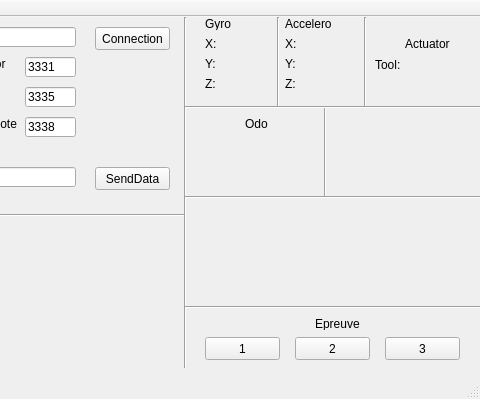
Above: DataTeamInterface/mainwindow.ui from Aranud/Projet_Indu3A before the change; both pictures show x 255 to 735 and y 0 to 399 of the 735 by 399 pixel window. Below: the same form after it.
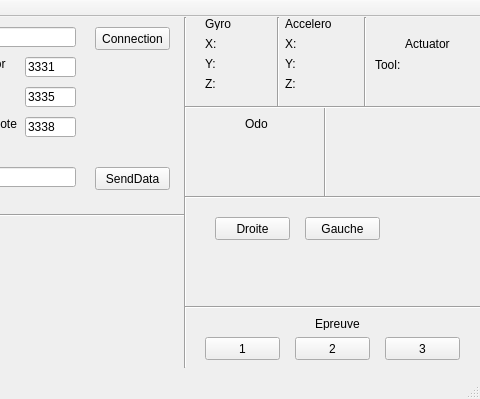
That is the form after the change.

Commit message:
Buton Droit et gauche
<<<<<< Head supr + Ajout d'un bouton Droite et gauche

```diff
--- a/DataTeamInterface/mainwindow.ui
+++ b/DataTeamInterface/mainwindow.ui
@@ -882,6 +882,32 @@
      <enum>Qt::Horizontal</enum>
     </property>
    </widget>
+   <widget class="QPushButton" name="pbDroite">
+    <property name="geometry">
+     <rect>
+      <x>470</x>
+      <y>200</y>
+      <width>75</width>
+      <height>23</height>
+     </rect>
+    </property>
+    <property name="text">
+     <string>Droite</string>
+    </property>
+   </widget>
+   <widget class="QPushButton" name="pbGauche">
+    <property name="geometry">
+     <rect>
+      <x>560</x>
+      <y>200</y>
+      <width>75</width>
+      <height>23</height>
+     </rect>
+    </property>
+    <property name="text">
+     <string>Gauche</string>
+    </property>
+   </widget>
    <zorder>line_7</zorder>
    <zorder>line_5</zorder>
    <zorder>line_4</zorder>
```
Left out of the diff: 2 changed lines with no effect on the pictures. The commit also changes 4 other files.
